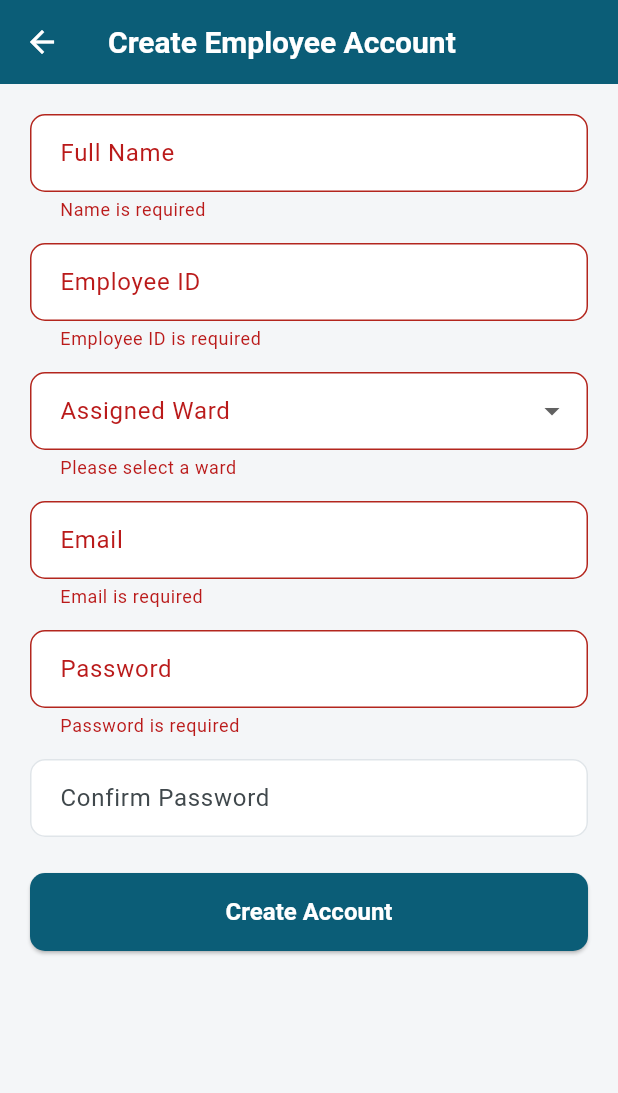
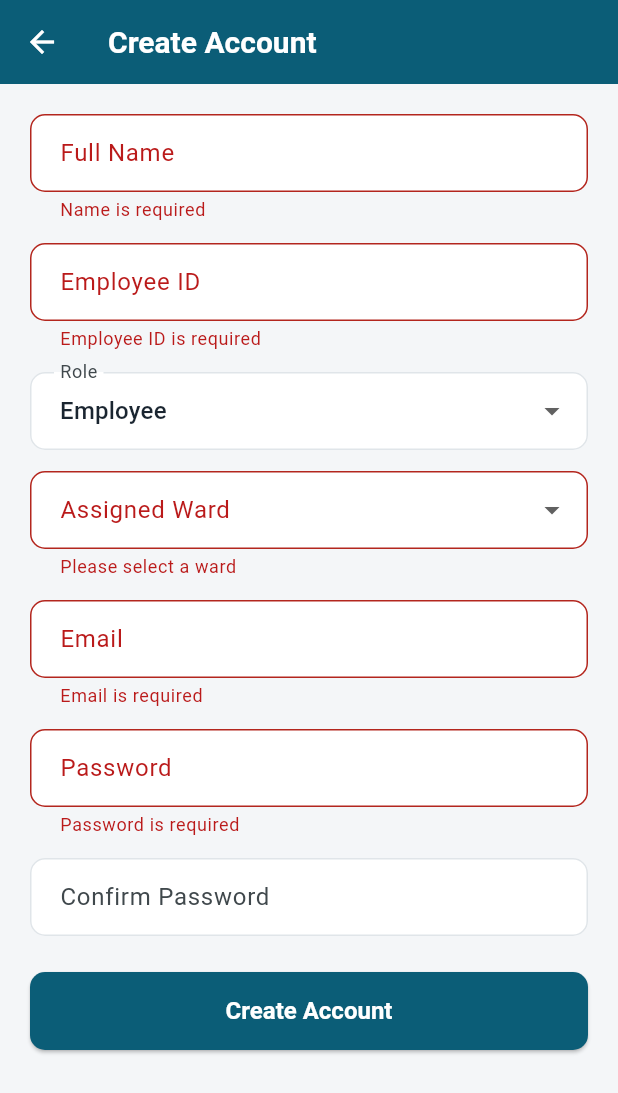
Before and after one commit to kalviumcommunity/Housekeeping-Task-Manager-kalvium_community, a Flutter app: the RegisterScreen screen opened directly, after a tap on "Create Account", on a phone screen of 412 x 824 dp. Shown: the top 1093 px of the screen. Run offline on Flutter 3.47's test engine with Material 3 defaults, Android fonts, the phone set to English and light mode, and no system bars; our stand-ins replace cached_network_image, cloud_firestore, firebase_auth, firebase_core, firebase_storage, image_picker; accounts and stored records are empty.

Commit message:
feat: add Role dropdown to registration screen and update firestore rules

```diff
--- a/lib/screens/auth/register_screen.dart
+++ b/lib/screens/auth/register_screen.dart
@@ -29,6 +29,7 @@ class _RegisterScreenState extends State<RegisterScreen> {
   final _userRepository = UserRepository();
   final _wardRepository = WardRepository();
 
+  UserRole _selectedRole = UserRole.employee;
   String? _selectedWardId;
   List<WardModel> _wards = [];
   bool _loadingWards = true;
@@ -101,7 +102,7 @@ class _RegisterScreenState extends State<RegisterScreen> {
         name: _nameController.text.trim(),
         email: _emailController.text.trim(),
         employeeId: _employeeIdController.text.trim(),
-        role: UserRole.employee,
+        role: _selectedRole,
         assignedWard: ward.wardId,
         active: true,
       ));
@@ -117,7 +118,7 @@ class _RegisterScreenState extends State<RegisterScreen> {
   @override
   Widget build(BuildContext context) {
     return Scaffold(
-      appBar: AppBar(title: const Text('Create Employee Account')),
+      appBar: AppBar(title: const Text('Create Account')),
       body: _loadingWards
           ? const LoadingIndicator()
           : SingleChildScrollView(
@@ -138,6 +139,23 @@ class _RegisterScreenState extends State<RegisterScreen> {
                       decoration: const InputDecoration(labelText: 'Employee ID'),
                       validator: (v) =>
                           Validators.required(v, field: 'Employee ID'),
+                    ),
+                    const SizedBox(height: 14),
+                    DropdownButtonFormField<UserRole>(
+                      initialValue: _selectedRole,
+                      decoration: const InputDecoration(labelText: 'Role'),
+                      items: const [
+                        DropdownMenuItem(
+                          value: UserRole.employee,
+                          child: Text('Employee'),
+                        ),
+                        DropdownMenuItem(
+                          value: UserRole.supervisor,
+                          child: Text('Supervisor'),
+                        ),
+                      ],
+                      onChanged: (v) =>
+                          setState(() => _selectedRole = v ?? UserRole.employee),
                     ),
                     const SizedBox(height: 14),
                     DropdownButtonFormField<String>(
```
Also changed, not shown: 1 other file.
